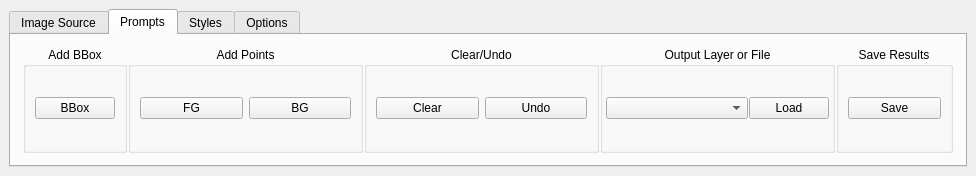
Qt form ui/Selector.ui (coolzhao/Geo-SAM) before a commit.
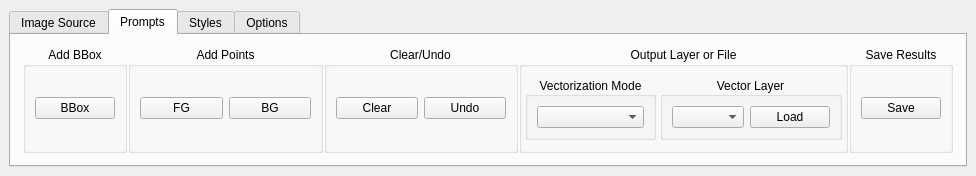
The same form after that commit. The open tabs and pages were chosen to show the change. Custom widgets are drawn as their Qt base class.

Commit message: feat: move vectorization mode to prompts output and align preview/save rendering

Diff of the .ui file:
```diff
--- a/ui/Selector.ui
+++ b/ui/Selector.ui
@@ -7,13 +7,13 @@
                 <x>0</x>
                 <y>0</y>
                 <width>976</width>
-                <height>100</height>
+    <height>80</height>
             </rect>
         </property>
         <property name="minimumSize">
             <size>
-                <width>0</width>
-                <height>0</height>
+    <width>976</width>
+    <height>80</height>
             </size>
         </property>
         <property name="features">
@@ -26,6 +26,12 @@
             <layout class="QVBoxLayout" name="verticalLayout_root">
                 <item>
                     <widget class="QTabWidget" name="tabWidget">
+      <property name="sizePolicy">
+       <sizepolicy hsizetype="Preferred" vsizetype="Expanding">
+        <horstretch>0</horstretch>
+        <verstretch>0</verstretch>
+       </sizepolicy>
+      </property>
                         <property name="currentIndex">
                             <number>0</number>
                         </property>
@@ -223,7 +229,7 @@
                             <layout class="QVBoxLayout" name="verticalLayout_prompts">
                                 <item>
                                     <widget class="QFrame" name="Top">
-                                        <layout class="QHBoxLayout" name="horizontalLayout_2" stretch="0,2,2,2,1">
+          <layout class="QHBoxLayout" name="horizontalLayout_2" stretch="0,2,2,3,1">
                                             <property name="spacing">
                                                 <number>1</number>
                                             </property>
@@ -266,6 +272,12 @@
                                             </item>
                                             <item>
                                                 <widget class="QGroupBox" name="addPointsGroupBox">
+             <property name="sizePolicy">
+              <sizepolicy hsizetype="Preferred" vsizetype="Preferred">
+               <horstretch>0</horstretch>
+               <verstretch>0</verstretch>
+              </sizepolicy>
+             </property>
                                                     <property name="toolTip">
                                                         <string>Press &quot;Tab&quot; to loop prompts</string>
                                                     </property>
@@ -301,6 +313,12 @@
                                             </item>
                                             <item>
                                                 <widget class="QGroupBox" name="ClearPromptGroupBox">
+             <property name="sizePolicy">
+              <sizepolicy hsizetype="Preferred" vsizetype="Preferred">
+               <horstretch>0</horstretch>
+               <verstretch>0</verstretch>
+              </sizepolicy>
+             </property>
                                                     <property name="toolTip">
                                                         <string>Press &quot;C&quot; to clear all prompts, &quot;Z&quot; to undo the last prompt</string>
                                                     </property>
@@ -336,16 +354,19 @@
                                             </item>
                                             <item>
                                                 <widget class="QGroupBox" name="OutShapefileGroupBox">
+             <property name="sizePolicy">
+              <sizepolicy hsizetype="Preferred" vsizetype="Minimum">
+               <horstretch>0</horstretch>
+               <verstretch>0</verstretch>
+              </sizepolicy>
+             </property>
                                                     <property name="title">
                                                         <string>Output Layer or File</string>
                                                     </property>
                                                     <property name="alignment">
                                                         <set>Qt::AlignHCenter|Qt::AlignTop</set>
                                                     </property>
-                                                    <layout class="QHBoxLayout" name="horizontalLayout_4" stretch="3,1">
-                                                        <property name="spacing">
-                                                            <number>1</number>
-                                                        </property>
+             <layout class="QGridLayout" name="gridLayout_output" columnstretch="1,4" columnminimumwidth="1,2">
                                                         <property name="leftMargin">
                                                             <number>3</number>
                                                         </property>
@@ -358,10 +379,62 @@
                                                         <property name="bottomMargin">
                                                             <number>3</number>
                                                         </property>
-                                                        <item>
+              <property name="spacing">
+               <number>4</number>
+              </property>
+              <item row="0" column="0">
+               <widget class="QGroupBox" name="gridGroupBox">
+                <property name="sizePolicy">
+                 <sizepolicy hsizetype="Preferred" vsizetype="Fixed">
+                  <horstretch>0</horstretch>
+                  <verstretch>0</verstretch>
+                 </sizepolicy>
+                </property>
+                <property name="title">
+                 <string>Vectorization Mode</string>
+                </property>
+                <property name="alignment">
+                 <set>Qt::AlignCenter</set>
+                </property>
+                <layout class="QGridLayout" name="gridLayout">
+                 <item row="0" column="0">
+                  <widget class="QComboBox" name="VectorizationModeComboBox">
+                   <property name="sizePolicy">
+                    <sizepolicy hsizetype="Preferred" vsizetype="Fixed">
+                     <horstretch>0</horstretch>
+                     <verstretch>0</verstretch>
+                    </sizepolicy>
+                   </property>
+                   <property name="minimumSize">
+                    <size>
+                     <width>0</width>
+                     <height>0</height>
+                    </size>
+                   </property>
+                  </widget>
+                 </item>
+                </layout>
+               </widget>
+              </item>
+              <item row="0" column="1">
+               <widget class="QGroupBox" name="gridGroupBox_2">
+                <property name="sizePolicy">
+                 <sizepolicy hsizetype="Preferred" vsizetype="Fixed">
+                  <horstretch>0</horstretch>
+                  <verstretch>0</verstretch>
+                 </sizepolicy>
+                </property>
+                <property name="title">
+                 <string>Vector Layer</string>
+                </property>
+                <property name="alignment">
+                 <set>Qt::AlignCenter</set>
+                </property>
+                <layout class="QGridLayout" name="gridLayout_4" columnstretch="2,1" columnminimumwidth="2,1">
+                 <item row="0" column="0">
                                                             <widget class="QgsMapLayerComboBox" name="MapLayerComboBox"/>
                                                         </item>
-                                                        <item>
+                 <item row="0" column="1">
                                                             <widget class="QPushButton" name="pushButton_load_file">
                                                                 <property name="text">
                                                                     <string>Load</string>
@@ -371,8 +444,17 @@
                                                     </layout>
                                                 </widget>
                                             </item>
+             </layout>
+            </widget>
+           </item>
                                             <item>
                                                 <widget class="QGroupBox" name="PolygonGroupBox">
+             <property name="sizePolicy">
+              <sizepolicy hsizetype="Preferred" vsizetype="Preferred">
+               <horstretch>0</horstretch>
+               <verstretch>0</verstretch>
+              </sizepolicy>
+             </property>
                                                     <property name="toolTip">
                                                         <string>Save current segmentation results (S)</string>
                                                     </property>
```
Left out of the diff: 113 changed lines with no effect on the pictures. Lines whose indentation alone changed are shown as unchanged. The commit also changes 5 other files.
